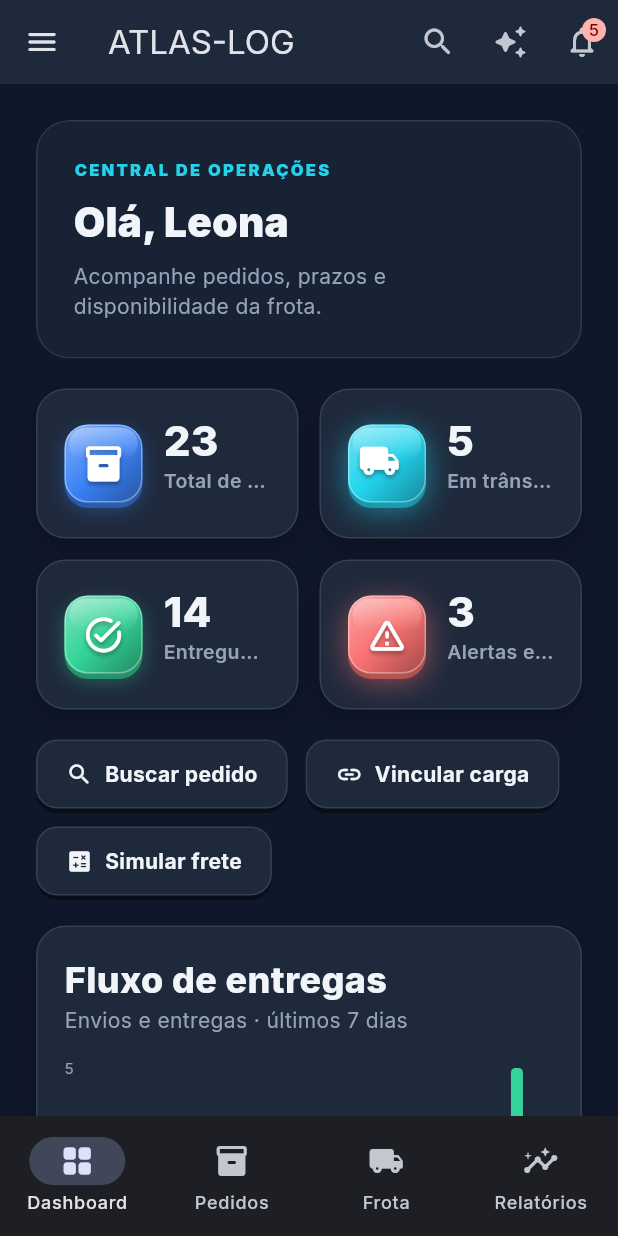
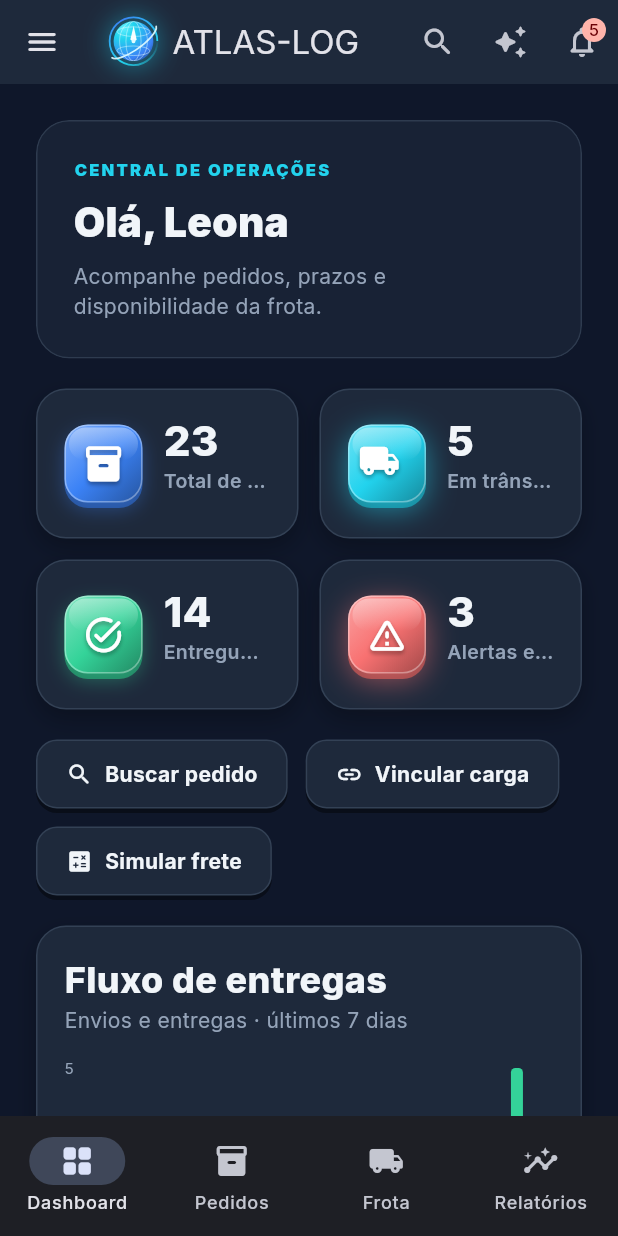
Before and after one commit to leohamil31/ATLAS-LOG-, a Flutter app: the screen it shows after launch, after a tap on "Entrar no ambiente de teste", on a phone screen of 412 x 824 dp. Run offline on Flutter 3.47's test engine with Material 3 defaults, Android fonts, the phone set to English and light mode, and no system bars; our stand-ins replace flutter_map, google_fonts, latlong2, pdf, printing, qr_flutter and 3 more; missing offline and left inert: dart:js_interop.

Commit message:
Add animated 3D Atlas logo
Co-authored-by: Copilot <223556219+Copilot@users.noreply.github.com>

```diff
--- a/lib/main.dart
+++ b/lib/main.dart
@@ -5,9 +5,9 @@ import 'core/theme.dart';
 import 'models/models.dart';
 import 'pages/logistics_pages.dart';
 import 'services/store.dart';
+import 'widgets/atlas_logo_3d.dart';
 import 'widgets/button3d.dart';
 import 'widgets/common.dart';
-import 'widgets/icon3d.dart';
 
 void main() {
   runApp(const AtlasLogApp());
@@ -191,13 +191,7 @@ class _LoginPageState extends State<_LoginPage> {
       crossAxisAlignment: CrossAxisAlignment.start,
       mainAxisAlignment: MainAxisAlignment.spaceBetween,
       children: [
-        const Icon3D(
-          icon: Icons.local_shipping_rounded,
-          color: Color(0xFF0891B2),
-          motion: IconMotion.drive,
-          size: 72,
-          loop: true,
-        ),
+        const AtlasLogo3D(size: 88),
         Column(
           crossAxisAlignment: CrossAxisAlignment.start,
           children: [
--- a/lib/pages/logistics_pages.dart
+++ b/lib/pages/logistics_pages.dart
@@ -9,6 +9,7 @@ import '../core/geo.dart';
 import '../core/theme.dart';
 import '../models/models.dart';
 import '../services/store.dart';
+import '../widgets/atlas_logo_3d.dart';
 import '../widgets/button3d.dart';
 import '../widgets/common.dart';
 import '../widgets/extras_dialogs.dart';
@@ -109,7 +110,18 @@ class _LogisticsShellState extends State<LogisticsShell> {
                 final mobilePages = _mobilePages.where(_canSee).toList();
                 return Scaffold(
                   appBar: AppBar(
-                    title: Text(_page == 'Dashboard' ? 'ATLAS-LOG' : _page),
+                    title: Row(
+                      children: [
+                        const AtlasLogo3D(size: 34),
+                        const SizedBox(width: 9),
+                        Expanded(
+                          child: Text(
+                            _page == 'Dashboard' ? 'ATLAS-LOG' : _page,
+                            overflow: TextOverflow.ellipsis,
+                          ),
+                        ),
+                      ],
+                    ),
                     leading: Builder(
                       builder: (context) => IconButton(
                         tooltip: 'Abrir menu',
@@ -271,24 +283,7 @@ class _Sidebar extends StatelessWidget {
               padding: EdgeInsets.all(collapsed ? 16 : 22),
               child: Row(
                 children: [
-                  const Icon3D(
-                    icon: Icons.local_shipping_rounded,
-                    color: Color(0xFF0891B2),
-                    motion: IconMotion.drive,
-                    size: 42,
-                  ),
-                  if (!collapsed) ...[
-                    const SizedBox(width: 12),
-                    const Expanded(
-                      child: Column(
-                        crossAxisAlignment: CrossAxisAlignment.start,
-                        children: [
-                          Text('ATLAS-LOG', style: TextStyle(fontWeight: FontWeight.w900, letterSpacing: .6)),
-                          Text('GESTÃO LOGÍSTICA', style: TextStyle(fontSize: 9, letterSpacing: 1.1)),
-                        ],
-                      ),
-                    ),
-                  ],
+                  AtlasLogo3D(size: collapsed ? 42 : 44, showWordmark: !collapsed),
                 ],
               ),
             ),
@@ -421,6 +416,8 @@ class _TopBar extends StatelessWidget {
       padding: const EdgeInsets.symmetric(horizontal: 26, vertical: 12),
       child: Row(
         children: [
+          const AtlasLogo3D(size: 40),
+          const SizedBox(width: 14),
           Expanded(
             child: Text(
               title == 'Dashboard' ? 'Visão geral da operação' : title,
--- /dev/null
+++ b/lib/widgets/atlas_logo_3d.dart
@@ -0,0 +1,299 @@
+import 'dart:math' as math;
+
+import 'package:flutter/material.dart';
+
+import '../core/theme.dart';
+
+class AtlasLogo3D extends StatefulWidget {
+  const AtlasLogo3D({
+    super.key,
+    this.size = 44,
+    this.showWordmark = false,
+  });
+
+  final double size;
+  final bool showWordmark;
+
+  @override
+  State<AtlasLogo3D> createState() => _AtlasLogo3DState();
+}
+
+class _AtlasLogo3DState extends State<AtlasLogo3D>
+    with TickerProviderStateMixin {
+  late final AnimationController _float = AnimationController(
+    vsync: this,
+    duration: const Duration(milliseconds: 2400),
+  );
+  late final AnimationController _turn = AnimationController(
+    vsync: this,
+    duration: const Duration(milliseconds: 650),
+  );
+  bool _hovered = false;
+  bool _reduceMotion = false;
+
+  @override
+  void didChangeDependencies() {
+    super.didChangeDependencies();
+    _reduceMotion = context.reduceMotion;
+    if (_reduceMotion) {
+      _float
+        ..stop()
+        ..value = 0;
+      _turn
+        ..stop()
+        ..value = 0;
+    } else if (!_float.isAnimating) {
+      _float.repeat(reverse: true);
+    }
+  }
+
+  void _setHovered(bool value) {
+    if (_hovered == value) return;
+    setState(() => _hovered = value);
+    if (_reduceMotion) return;
+    if (value) {
+      _turn.forward(from: 0);
+    } else {
+      _turn.reverse();
+    }
+  }
+
+  @override
+  void dispose() {
+    _float.dispose();
+    _turn.dispose();
+    super.dispose();
+  }
+
+  @override
+  Widget build(BuildContext context) {
+    final colors = context.ac;
+    final duration = _reduceMotion
+        ? Duration.zero
+        : const Duration(milliseconds: 200);
+
+    final mark = MouseRegion(
+      onEnter: (_) => _setHovered(true),
+      onExit: (_) => _setHovered(false),
+      child: Semantics(
+        label: 'Logo ATLAS-LOG, globo e rosa dos ventos',
+        image: true,
+        child: AnimatedBuilder(
+          animation: Listenable.merge([_float, _turn]),
+          builder: (context, _) {
+            final float = _float.value;
+            final turn = _turn.value;
+            final glow = _hovered ? 0.75 : 0.28 + float * 0.12;
+            return Transform(
+              alignment: Alignment.center,
+              transform: Matrix4.identity()
+                ..setEntry(3, 2, 0.0025)
+                ..rotateY(turn * math.pi * 2)
+                ..rotateZ(math.sin(float * math.pi * 2) * 0.035)
+                ..translateByDouble(
+                  0.0,
+                  math.sin(float * math.pi * 2) * -2.0,
+                  0.0,
+                  1.0,
+                ),
+              child: AnimatedContainer(
+                duration: duration,
+                width: widget.size,
+                height: widget.size,
+                decoration: BoxDecoration(
+                  shape: BoxShape.circle,
+                  boxShadow: [
+                    BoxShadow(
+                      color: colors.accent.withValues(alpha: glow),
+                      blurRadius: _hovered ? 26 : 14,
+                      spreadRadius: _hovered ? 2 : 0,
+                    ),
+                  ],
+                ),
+                child: CustomPaint(
+                  painter: _AtlasGlobePainter(
+                    cyan: colors.accent,
+                    blue: colors.accent2,
+                    highlight: const Color(0xFFE0FBFF),
+                  ),
+                ),
+              ),
+            );
+          },
+        ),
+      ),
+    );
+
+    if (!widget.showWordmark) return mark;
+    return Row(
+      mainAxisSize: MainAxisSize.min,
+      children: [
+        mark,
+        const SizedBox(width: 11),
+        Column(
+          mainAxisSize: MainAxisSize.min,
+          crossAxisAlignment: CrossAxisAlignment.start,
+          children: [
+            RichText(
+              text: TextSpan(
+                style: TextStyle(
+                  color: colors.text,
+                  fontSize: widget.size * 0.34,
+                  fontWeight: FontWeight.w900,
+                  letterSpacing: 0.5,
+                ),
+                children: [
+                  const TextSpan(text: 'ATLAS'),
+                  TextSpan(
+                    text: '-LOG',
+                    style: TextStyle(color: colors.accent),
+                  ),
+                ],
+              ),
+            ),
+            Text(
+              'GESTÃO LOGÍSTICA',
+              style: TextStyle(
+                color: colors.muted,
+                fontSize: widget.size * 0.18,
+                fontWeight: FontWeight.w700,
+                letterSpacing: 1.0,
+              ),
+            ),
+          ],
+        ),
+      ],
+    );
+  }
+}
+
+class _AtlasGlobePainter extends CustomPainter {
+  const _AtlasGlobePainter({
+    required this.cyan,
+    required this.blue,
+    required this.highlight,
+  });
+
+  final Color cyan;
+  final Color blue;
+  final Color highlight;
+
+  @override
+  void paint(Canvas canvas, Size size) {
+    final center = Offset(size.width / 2, size.height / 2);
+    final radius = size.shortestSide * 0.39;
+    final globeRect = Rect.fromCircle(center: center, radius: radius);
+
+    canvas.drawCircle(
+      center.translate(0, radius * 0.16),
+      radius * 1.2,
+      Paint()
+        ..color = cyan.withValues(alpha: 0.14)
+        ..maskFilter = const MaskFilter.blur(BlurStyle.normal, 9),
+    );
+    canvas.drawCircle(
+      center,
+      radius * 1.2,
+      Paint()
+        ..style = PaintingStyle.stroke
+        ..strokeWidth = size.shortestSide * 0.035
+        ..shader = SweepGradient(
+          colors: [cyan.withValues(alpha: 0.08), cyan, blue, cyan],
+        ).createShader(globeRect),
+    );
+    canvas.drawCircle(
+      center,
+      radius,
+      Paint()
+        ..shader = RadialGradient(
+          center: const Alignment(-0.5, -0.65),
+          radius: 1.15,
+          colors: [
+            const Color(0xFF62F0FF),
+            cyan,
+            blue,
+            const Color(0xFF102B59),
+          ],
+          stops: const [0, 0.24, 0.68, 1],
+        ).createShader(globeRect),
+    );
+
+    final clip = Path()..addOval(globeRect);
+    canvas.save();
+    canvas.clipPath(clip);
+
+    final gridPaint = Paint()
+      ..color = highlight.withValues(alpha: 0.52)
+      ..style = PaintingStyle.stroke
+      ..strokeWidth = size.shortestSide * 0.018;
+    for (final factor in [0.38, 0.7]) {
+      canvas.drawOval(
+        Rect.fromCenter(
+          center: center,
+          width: radius * 2 * factor,
+          height: radius * 2,
+        ),
+        gridPaint,
+      );
+    }
+    for (final factor in [-0.48, 0.48]) {
+      canvas.drawOval(
+        Rect.fromCenter(
+          center: center.translate(0, radius * factor),
+          width: radius * 1.65,
+          height: radius * 0.48,
+        ),
+        gridPaint,
+      );
+    }
+    canvas.restore();
+
+    final orbitPaint = Paint()
+      ..color = highlight.withValues(alpha: 0.92)
+      ..style = PaintingStyle.stroke
+      ..strokeWidth = size.shortestSide * 0.035
+      ..strokeCap = StrokeCap.round;
+    canvas.save();
+    canvas.translate(center.dx, center.dy);
+    canvas.rotate(-math.pi / 5);
+    canvas.drawArc(
+      Rect.fromCenter(
+        center: Offset.zero,
+        width: radius * 2.75,
+        height: radius * 0.86,
+      ),
+      math.pi * 0.04,
+      math.pi * 0.92,
+      false,
+      orbitPaint,
+    );
+    canvas.restore();
+
+    final compass = Path()
+      ..moveTo(center.dx, center.dy - radius * 0.78)
+      ..lineTo(center.dx + radius * 0.16, center.dy - radius * 0.08)
+      ..lineTo(center.dx, center.dy + radius * 0.04)
+      ..lineTo(center.dx - radius * 0.16, center.dy - radius * 0.08)
+      ..close();
+    canvas.drawPath(
+      compass,
+      Paint()
+        ..shader = LinearGradient(
+          begin: Alignment.topCenter,
+          end: Alignment.bottomCenter,
+          colors: [highlight, Colors.white, cyan],
+        ).createShader(globeRect),
+    );
+    canvas.drawCircle(
+      center,
+      radius * 0.1,
+      Paint()..color = highlight,
+    );
+  }
+
+  @override
+  bool shouldRepaint(covariant _AtlasGlobePainter oldDelegate) =>
+      oldDelegate.cyan != cyan ||
+      oldDelegate.blue != blue ||
+      oldDelegate.highlight != highlight;
+}
```
